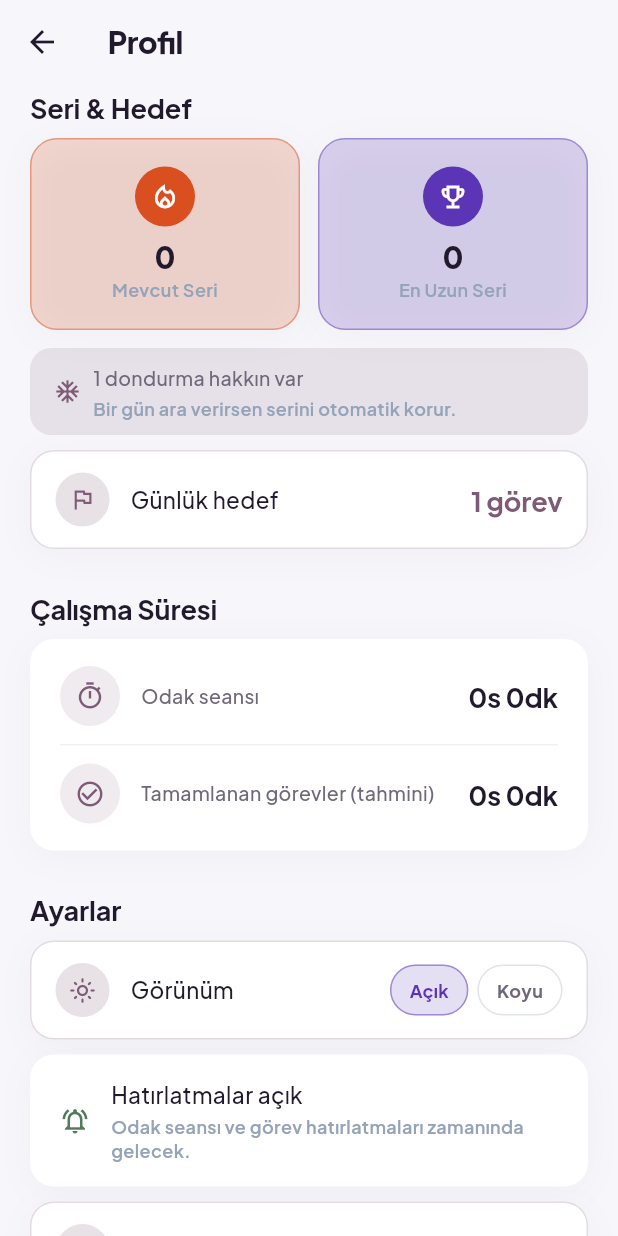
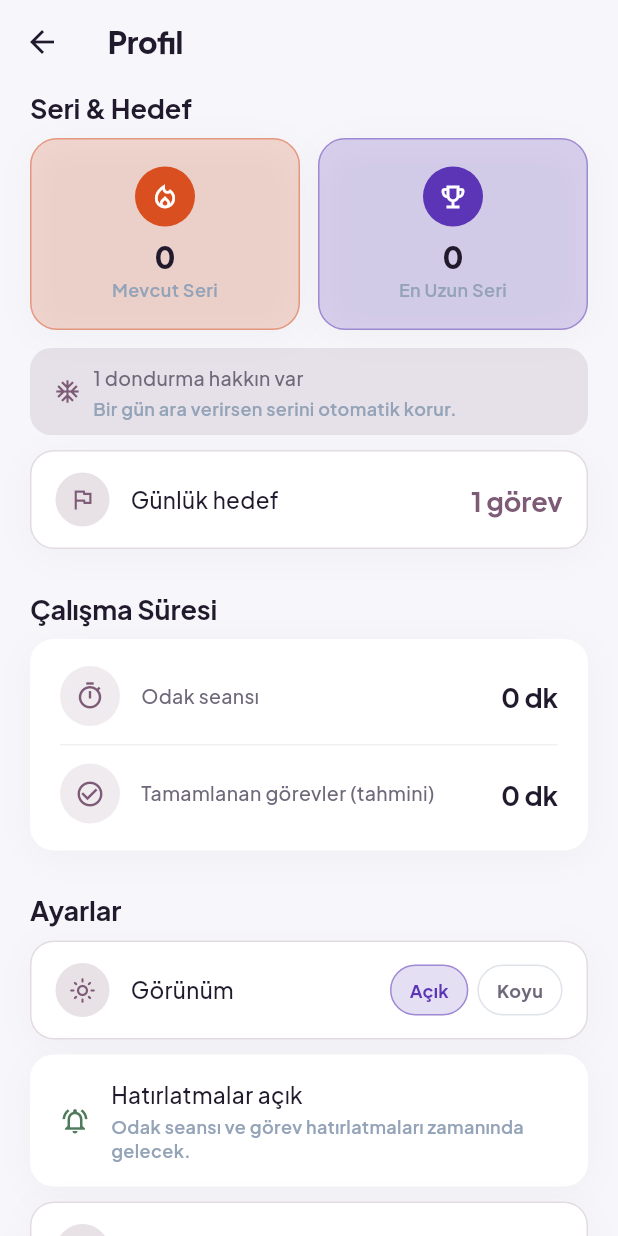
Before and after one commit to sancarcomert/study-learn, a Flutter app: the ProfileScreen screen opened directly, scrolled down 576 dp, on a phone screen of 412 x 824 dp. Run offline on Flutter 3.47's test engine with Material 3 defaults, Android fonts, the phone set to English and light mode, and no system bars; our stand-ins replace confetti, file_picker, flutter_local_notifications, flutter_riverpod, flutter_svg, google_fonts and 5 more; missing offline and left inert: home_widget; accounts and stored records are empty.

```diff
--- a/lib/profile_screen.dart
+++ b/lib/profile_screen.dart
@@ -5,6 +5,7 @@ import 'package:permission_handler/permission_handler.dart';
 import 'about_screen.dart';
 import 'app_colors.dart';
 import 'app_text_styles.dart';
+import 'format_minutes.dart';
 import 'notification_service.dart';
 import 'rank_ladder_screen.dart';
 import 'rank_provider.dart';
@@ -795,7 +796,7 @@ class _StudyTimeRow extends StatelessWidget {
             child: Text(label, style: AppTextStyles.bodySecondary),
           ),
           Text(
-            '${minutes ~/ 60}s ${minutes % 60}dk',
+            formatMinutes(minutes),
             style: AppTextStyles.heading3,
           ),
         ],
--- a/lib/rank_ladder_screen.dart
+++ b/lib/rank_ladder_screen.dart
@@ -89,7 +89,7 @@ class RankLadderScreen extends ConsumerWidget {
                     Expanded(
                       child: _CharStat(
                         icon: Icons.timer_outlined,
-                        value: '${focusHours.toStringAsFixed(0)}sa',
+                        value: '${focusHours.toStringAsFixed(0)} sa',
                         label: 'ODAK',
                       ),
                     ),
```
